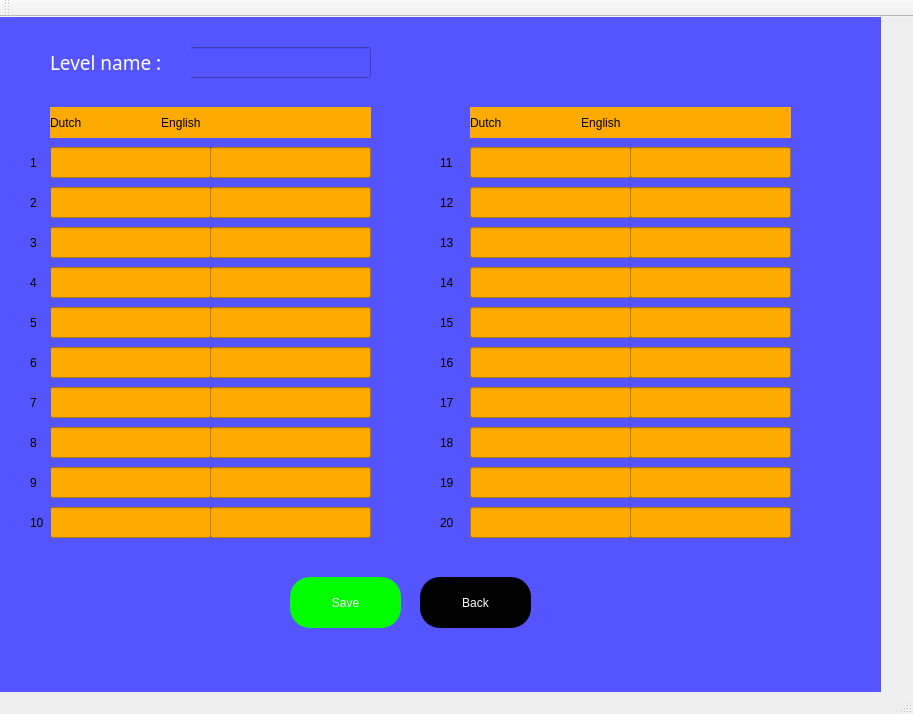
This is Ui/addnewlevel.ui in koclu/Flashcards-Database- as Qt 5 draws it before an edit. The edited form follows.
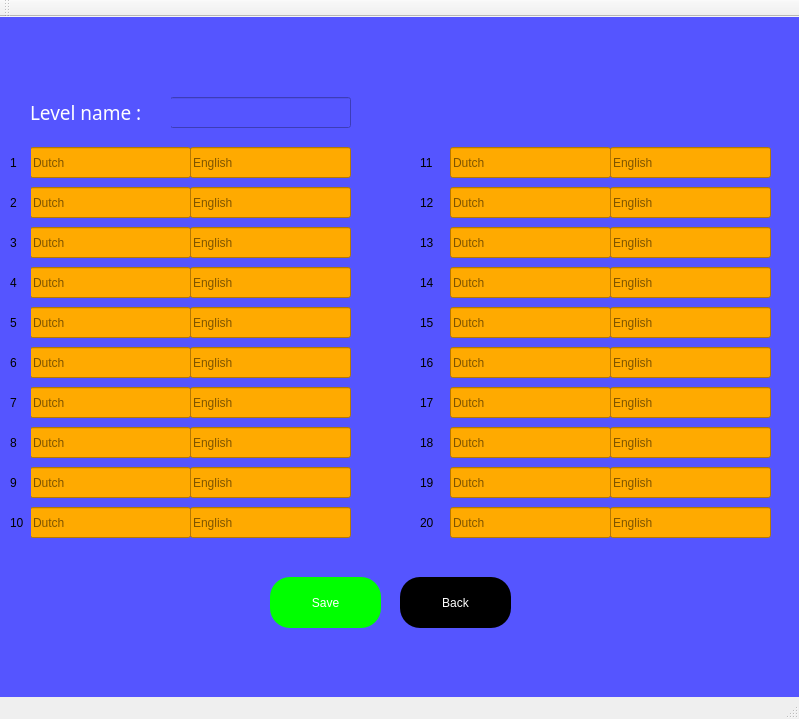
This is the edited form.

Commit message: addlevel connectec to db

Patch:
```diff
--- a/Ui/addnewlevel.ui
+++ b/Ui/addnewlevel.ui
@@ -6,8 +6,8 @@
    <rect>
     <x>0</x>
     <y>0</y>
-    <width>913</width>
-    <height>714</height>
+    <width>799</width>
+    <height>719</height>
    </rect>
   </property>
   <property name="windowTitle">
@@ -17,7 +17,7 @@
    <widget class="QWidget" name="mainmenu_widget" native="true">
     <property name="geometry">
      <rect>
-      <x>0</x>
+      <x>-20</x>
       <y>-20</y>
       <width>881</width>
       <height>721</height>
@@ -75,6 +75,9 @@
      <property name="text">
       <string/>
      </property>
+     <property name="placeholderText">
+      <string>Dutch</string>
+     </property>
     </widget>
     <widget class="QPushButton" name="save_button">
      <property name="geometry">
@@ -583,7 +586,7 @@
      <property name="geometry">
       <rect>
        <x>190</x>
-       <y>50</y>
+       <y>100</y>
        <width>181</width>
        <height>31</height>
       </rect>
@@ -628,24 +631,7 @@
       <string/>
      </property>
      <property name="placeholderText">
-      <string/>
-     </property>
-    </widget>
-    <widget class="QLabel" name="label">
-     <property name="geometry">
-      <rect>
-       <x>50</x>
-       <y>110</y>
-       <width>321</width>
-       <height>31</height>
-      </rect>
-     </property>
-     <property name="styleSheet">
-      <string notr="true">background-color: rgb(255, 170, 0);
-font: 12pt &quot;MS Shell Dlg 2&quot;;</string>
-     </property>
-     <property name="text">
-      <string>Dutch                        English</string>
+      <string>English</string>
      </property>
     </widget>
     <widget class="QLineEdit" name="lineEdit_2e">
@@ -677,6 +663,9 @@
      <property name="text">
       <string/>
      </property>
+     <property name="placeholderText">
+      <string>English</string>
+     </property>
     </widget>
     <widget class="QLineEdit" name="lineEdit_2d">
      <property name="geometry">
@@ -706,6 +695,9 @@
      <property name="text">
       <string/>
      </property>
+     <property name="placeholderText">
+      <string>Dutch</string>
+     </property>
     </widget>
     <widget class="QLineEdit" name="lineEdit_3e">
      <property name="geometry">
@@ -736,6 +728,9 @@
      <property name="text">
       <string/>
      </property>
+     <property name="placeholderText">
+      <string>English</string>
+     </property>
     </widget>
     <widget class="QLineEdit" name="lineEdit_3d">
      <property name="geometry">
@@ -765,6 +760,9 @@
      <property name="text">
       <string/>
      </property>
+     <property name="placeholderText">
+      <string>Dutch</string>
+     </property>
     </widget>
     <widget class="QLineEdit" name="lineEdit_4e">
      <property name="geometry">
@@ -795,6 +793,9 @@
      <property name="text">
       <string/>
      </property>
+     <property name="placeholderText">
+      <string>English</string>
+     </property>
     </widget>
     <widget class="QLineEdit" name="lineEdit_4d">
      <property name="geometry">
@@ -824,6 +825,9 @@
      <property name="text">
       <string/>
      </property>
+     <property name="placeholderText">
+      <string>Dutch</string>
+     </property>
     </widget>
     <widget class="QLineEdit" name="lineEdit_5e">
      <property name="geometry">
@@ -854,6 +858,9 @@
      <property name="text">
       <string/>
      </property>
+     <property name="placeholderText">
+      <string>English</string>
+     </property>
     </widget>
     <widget class="QLineEdit" name="lineEdit_5d">
      <property name="geometry">
@@ -883,6 +890,9 @@
      <property name="text">
       <string/>
      </property>
+     <property name="placeholderText">
+      <string>Dutch</string>
+     </property>
     </widget>
     <widget class="QLineEdit" name="lineEdit_6e">
      <property name="geometry">
@@ -913,6 +923,9 @@
      <property name="text">
       <string/>
      </property>
+     <property name="placeholderText">
+      <string>English</string>
+     </property>
     </widget>
     <widget class="QLineEdit" name="lineEdit_6d">
      <property name="geometry">
@@ -942,6 +955,9 @@
      <property name="text">
       <string/>
      </property>
+     <property name="placeholderText">
+      <string>Dutch</string>
+     </property>
     </widget>
     <widget class="QLineEdit" name="lineEdit_7e">
      <property name="geometry">
@@ -972,6 +988,9 @@
      <property name="text">
       <string/>
      </property>
+     <property name="placeholderText">
+      <string>English</string>
+     </property>
     </widget>
     <widget class="QLineEdit" name="lineEdit_7d">
      <property name="geometry">
@@ -1001,6 +1020,9 @@
      <property name="text">
       <string/>
      </property>
+     <property name="placeholderText">
+      <string>Dutch</string>
+     </property>
     </widget>
     <widget class="QLineEdit" name="lineEdit_8e">
      <property name="geometry">
@@ -1031,6 +1053,9 @@
      <property name="text">
       <string/>
      </property>
+     <property name="placeholderText">
+      <string>English</string>
+     </property>
     </widget>
     <widget class="QLineEdit" name="lineEdit_8d">
      <property name="geometry">
@@ -1060,6 +1085,9 @@
      <property name="text">
       <string/>
      </property>
+     <property name="placeholderText">
+      <string>Dutch</string>
+     </property>
     </widget>
     <widget class="QLineEdit" name="lineEdit_9d_2">
      <property name="geometry">
@@ -1090,6 +1118,9 @@
      <property name="text">
       <string/>
      </property>
+     <property name="placeholderText">
+      <string>English</string>
+     </property>
     </widget>
     <widget class="QLineEdit" name="lineEdit_9d">
      <property name="geometry">
@@ -1119,6 +1150,9 @@
      <property name="text">
       <string/>
      </property>
+     <property name="placeholderText">
+      <string>Dutch</string>
+     </property>
     </widget>
     <widget class="QLineEdit" name="lineEdit_10e">
      <property name="geometry">
@@ -1149,6 +1183,9 @@
      <property name="text">
       <string/>
      </property>
+     <property name="placeholderText">
+      <string>English</string>
+     </property>
     </widget>
     <widget class="QLineEdit" name="lineEdit_10d">
      <property name="geometry">
@@ -1178,6 +1215,9 @@
      <property name="text">
       <string/>
      </property>
+     <property name="placeholderText">
+      <string>Dutch</string>
+     </property>
     </widget>
     <widget class="QLineEdit" name="lineEdit_20e">
      <property name="geometry">
@@ -1208,6 +1248,9 @@
      <property name="text">
       <string/>
      </property>
+     <property name="placeholderText">
+      <string>English</string>
+     </property>
     </widget>
     <widget class="QLineEdit" name="lineEdit_15d">
      <property name="geometry">
@@ -1237,6 +1280,9 @@
      <property name="text">
       <string/>
      </property>
+     <property name="placeholderText">
+      <string>Dutch</string>
+     </property>
     </widget>
     <widget class="QLineEdit" name="lineEdit_19d">
      <property name="geometry">
@@ -1266,6 +1312,9 @@
      <property name="text">
       <string/>
      </property>
+     <property name="placeholderText">
+      <string>Dutch</string>
+     </property>
     </widget>
     <widget class="QLineEdit" name="lineEdit_13e">
      <property name="geometry">
@@ -1296,6 +1345,9 @@
      <property name="text">
       <string/>
      </property>
+     <property name="placeholderText">
+      <string>English</string>
+     </property>
     </widget>
     <widget class="QLineEdit" name="lineEdit_20d">
      <property name="geometry">
@@ -1325,6 +1377,9 @@
      <property name="text">
       <string/>
      </property>
+     <property name="placeholderText">
+      <string>Dutch</string>
+     </property>
     </widget>
     <widget class="QLineEdit" name="lineEdit_15e">
      <property name="geometry">
@@ -1355,6 +1410,9 @@
      <property name="text">
       <string/>
      </property>
+     <property name="placeholderText">
+      <string>English</string>
+     </property>
     </widget>
     <widget class="QLineEdit" name="lineEdit_14e">
      <property name="geometry">
@@ -1385,6 +1443,9 @@
      <property name="text">
       <string/>
      </property>
+     <property name="placeholderText">
+      <string>English</string>
+     </property>
     </widget>
     <widget class="QLineEdit" name="lineEdit_17d">
      <property name="geometry">
@@ -1414,6 +1475,9 @@
      <property name="text">
       <string/>
      </property>
+     <property name="placeholderText">
+      <string>Dutch</string>
+     </property>
     </widget>
     <widget class="QLineEdit" name="lineEdit_18e">
      <property name="geometry">
@@ -1444,6 +1508,9 @@
      <property name="text">
       <string/>
      </property>
+     <property name="placeholderText">
+      <string>English</string>
+     </property>
     </widget>
     <widget class="QLineEdit" name="lineEdit_11d">
      <property name="geometry">
@@ -1473,6 +1540,9 @@
      <property name="text">
       <string/>
      </property>
+     <property name="placeholderText">
+      <string>Dutch</string>
+     </property>
     </widget>
     <widget class="QLineEdit" name="lineEdit_12d">
      <property name="geometry">
@@ -1502,6 +1572,9 @@
      <property name="text">
       <string/>
      </property>
+     <property name="placeholderText">
+      <string>Dutch</string>
+     </property>
     </widget>
     <widget class="QLineEdit" name="lineEdit_16d">
      <property name="geometry">
@@ -1531,6 +1604,9 @@
      <property name="text">
       <string/>
      </property>
+     <property name="placeholderText">
+      <string>Dutch</string>
+     </property>
     </widget>
     <widget class="QLineEdit" name="lineEdit_11e">
      <property name="geometry">
@@ -1561,6 +1637,9 @@
      <property name="text">
       <string/>
      </property>
+     <property name="placeholderText">
+      <string>English</string>
+     </property>
     </widget>
     <widget class="QLineEdit" name="lineEdit_18d">
      <property name="geometry">
@@ -1590,6 +1669,9 @@
      <property name="text">
       <string/>
      </property>
+     <property name="placeholderText">
+      <string>Dutch</string>
+     </property>
     </widget>
     <widget class="QLineEdit" name="lineEdit_16e">
      <property name="geometry">
@@ -1620,6 +1702,9 @@
      <property name="text">
       <string/>
      </property>
+     <property name="placeholderText">
+      <string>English</string>
+     </property>
     </widget>
     <widget class="QLineEdit" name="lineEdit_19e">
      <property name="geometry">
@@ -1650,6 +1735,9 @@
      <property name="text">
       <string/>
      </property>
+     <property name="placeholderText">
+      <string>English</string>
+     </property>
     </widget>
     <widget class="QLineEdit" name="lineEdit_14d">
      <property name="geometry">
@@ -1679,6 +1767,9 @@
      <property name="text">
       <string/>
      </property>
+     <property name="placeholderText">
+      <string>Dutch</string>
+     </property>
     </widget>
     <widget class="QLineEdit" name="lineEdit_12e">
      <property name="geometry">
@@ -1709,22 +1800,8 @@
      <property name="text">
       <string/>
      </property>
-    </widget>
-    <widget class="QLabel" name="label_6">
-     <property name="geometry">
-      <rect>
-       <x>470</x>
-       <y>110</y>
-       <width>321</width>
-       <height>31</height>
-      </rect>
-     </property>
-     <property name="styleSheet">
-      <string notr="true">background-color: rgb(255, 170, 0);
-font: 12pt &quot;MS Shell Dlg 2&quot;;</string>
-     </property>
-     <property name="text">
-      <string>Dutch                        English</string>
+     <property name="placeholderText">
+      <string>English</string>
      </property>
     </widget>
     <widget class="QLineEdit" name="lineEdit_17e">
@@ -1756,6 +1833,9 @@
      <property name="text">
       <string/>
      </property>
+     <property name="placeholderText">
+      <string>English</string>
+     </property>
     </widget>
     <widget class="QLineEdit" name="lineEdit_13d">
      <property name="geometry">
@@ -1785,12 +1865,15 @@
      <property name="text">
       <string/>
      </property>
+     <property name="placeholderText">
+      <string>Dutch</string>
+     </property>
     </widget>
     <widget class="QLabel" name="label_2">
      <property name="geometry">
       <rect>
        <x>50</x>
-       <y>50</y>
+       <y>100</y>
        <width>141</width>
        <height>31</height>
       </rect>
```
Left out of the diff: 54 changed lines with no effect on the pictures. The commit also changes 2 other files.
